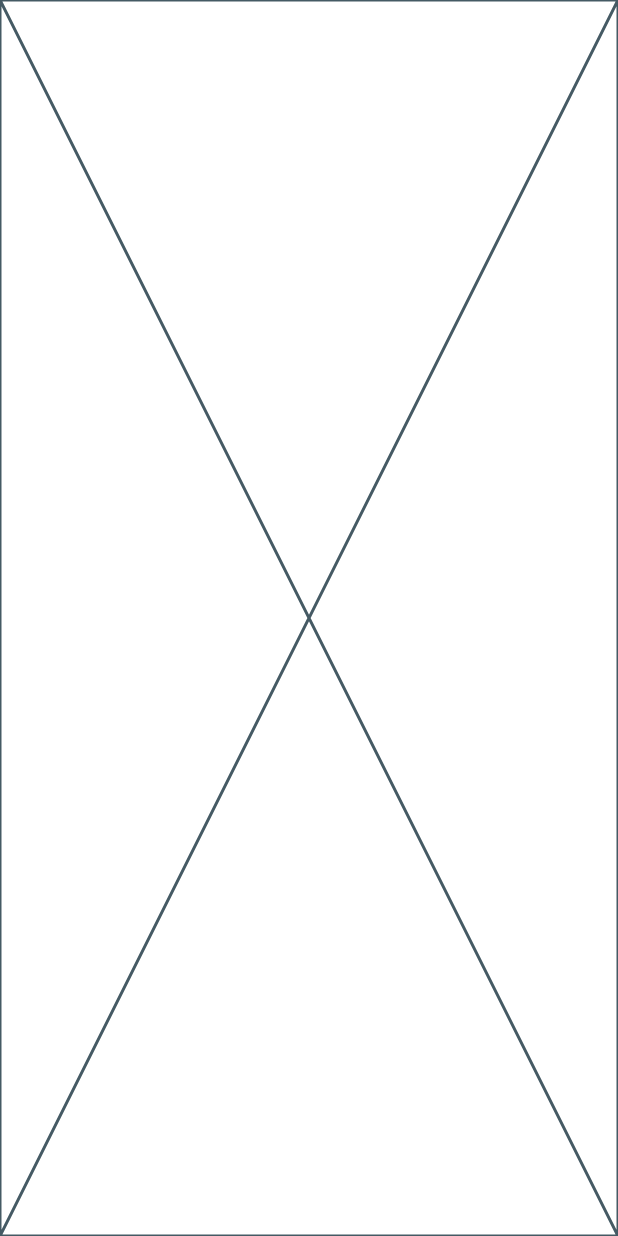
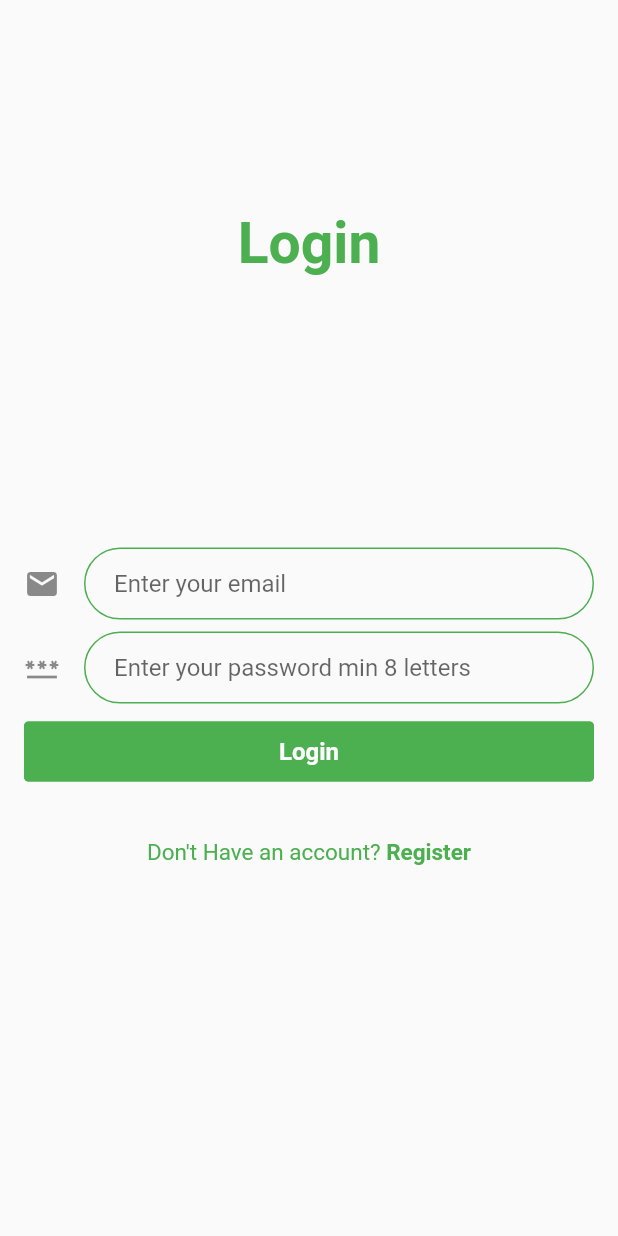
Before and after one commit to umairliaqat33/Task, a Flutter app: the screen it shows after launch, on a phone screen of 412 x 824 dp. Run offline on Flutter 3.47's test engine with Material 2 defaults, Android fonts, the phone set to English and light mode, and no system bars.

Commit message:
login and registe screen ui complete

```diff
--- a/lib/main.dart
+++ b/lib/main.dart
@@ -1,4 +1,5 @@
 import 'package:flutter/material.dart';
+import 'package:task/views/login/login_screen.dart';
 
 void main(List<String> args) {
   runApp(const MyApp());
@@ -9,6 +10,9 @@ class MyApp extends StatelessWidget {
 
   @override
   Widget build(BuildContext context) {
-    return const Placeholder();
+    return const MaterialApp(
+      debugShowCheckedModeBanner: false,
+      home: LoginScreen(),
+    );
   }
 }
--- /dev/null
+++ b/lib/utils/validators.dart
@@ -0,0 +1,22 @@
+class Validators {
+  static String? emailValidator(String? value) {
+    if (value!.isEmpty) {
+      return "Email required";
+    } else if (!RegExp("^[a-zA-Z0-9+_.-]+@[a-zA-Z0-9.-]+.[a-z]")
+        .hasMatch(value)) {
+      return "Enter a valid email";
+    } else {
+      return null;
+    }
+  }
+
+  static String? passwordValidator(String? value) {
+    if (value!.isEmpty) {
+      return "Password required";
+    } else if (value.length < 8) {
+      return "Minimum 8 character required in password";
+    } else {
+      return null;
+    }
+  }
+}
--- /dev/null
+++ b/lib/views/login/login_screen.dart
@@ -0,0 +1,107 @@
+import 'package:flutter/material.dart';
+import 'package:task/utils/validators.dart';
+import 'package:task/views/registration/register_screen.dart';
+import 'package:task/views/widgets/custom_button.dart';
+import 'package:task/views/widgets/text_field.dart';
+
+class LoginScreen extends StatefulWidget {
+  const LoginScreen({super.key});
+
+  @override
+  State<LoginScreen> createState() => _LoginScreenState();
+}
+
+class _LoginScreenState extends State<LoginScreen> {
+  final emailController = TextEditingController();
+  final passController = TextEditingController();
+  final _formKey = GlobalKey<FormState>();
+  @override
+  Widget build(BuildContext context) {
+    return Scaffold(
+      body: Padding(
+        padding: const EdgeInsets.only(
+          left: 16,
+          right: 16,
+        ),
+        child: SizedBox(
+          width: double.infinity,
+          child: Form(
+            key: _formKey,
+            child: Column(
+              mainAxisAlignment: MainAxisAlignment.start,
+              crossAxisAlignment: CrossAxisAlignment.center,
+              children: [
+                const Padding(
+                  padding: EdgeInsets.only(top: 140, bottom: 180),
+                  child: Text(
+                    "Login",
+                    style: TextStyle(
+                      fontSize: 38,
+                      fontWeight: FontWeight.bold,
+                      color: Colors.green,
+                    ),
+                  ),
+                ),
+                TextFieldWidget(
+                  textController: emailController,
+                  hintText: "Enter your email",
+                  validator: (value) => Validators.emailValidator(value),
+                  icon: Icons.email,
+                ),
+                const SizedBox(height: 8),
+                TextFieldWidget(
+                  textController: emailController,
+                  hintText: "Enter your password min 8 letters",
+                  validator: (value) => Validators.passwordValidator(value),
+                  icon: Icons.password,
+                ),
+                const SizedBox(height: 8),
+                CustomButton(
+                  text: "Login",
+                  onTap: () {},
+                ),
+                Padding(
+                    padding: const EdgeInsets.only(
+                      top: 34,
+                      bottom: 19,
+                    ),
+                    child: Row(
+                      mainAxisAlignment: MainAxisAlignment.center,
+                      children: [
+                        const Text(
+                          'Don\'t Have an account? ',
+                          style: TextStyle(
+                            fontWeight: FontWeight.w400,
+                            fontSize: 15,
+                            color: Colors.green,
+                          ),
+                        ),
+                        GestureDetector(
+                          onTap: () {
+                            Navigator.pushReplacement(
+                              context,
+                              MaterialPageRoute(
+                                builder: (context) =>
+                                    const RegsitrationScreen(),
+                              ),
+                            );
+                          },
+                          child: const Text(
+                            'Register',
+                            style: TextStyle(
+                              fontWeight: FontWeight.bold,
+                              fontSize: 15,
+                              color: Colors.green,
+                            ),
+                          ),
+                        ),
+                      ],
+                    )),
+              ],
+            ),
+          ),
+        ),
+      ),
+    );
+  }
+}
--- /dev/null
+++ b/lib/views/widgets/custom_button.dart
@@ -0,0 +1,52 @@
+import 'package:flutter/material.dart';
+
+class CustomButton extends StatelessWidget {
+  final String text;
+  final Function onTap;
+  final Color color;
+  final Color textColor;
+  final bool isEnabled;
+  final bool isBorderEnabled;
+
+  const CustomButton({
+    Key? key,
+    required this.text,
+    required this.onTap,
+    this.color = Colors.green,
+    this.textColor = Colors.white,
+    this.isEnabled = true,
+    this.isBorderEnabled = true,
+  }) : super(key: key);
+
+  @override
+  Widget build(BuildContext context) {
+    return ElevatedButton(
+      onPressed: isEnabled ? () => onTap() : null,
+      style: ElevatedButton.styleFrom(
+        shadowColor: Colors.transparent,
+        backgroundColor: color,
+        shape: isEnabled
+            ? RoundedRectangleBorder(
+                side: BorderSide(
+                    color: isBorderEnabled ? Colors.green : Colors.transparent),
+                borderRadius: const BorderRadius.all(
+                  Radius.circular(3),
+                ),
+              )
+            : null,
+        minimumSize: const Size(
+          double.infinity,
+          (40),
+        ),
+      ),
+      child: Text(
+        text,
+        style: TextStyle(
+          color: textColor,
+          fontWeight: FontWeight.w600,
+          fontSize: 16,
+        ),
+      ),
+    );
+  }
+}
--- /dev/null
+++ b/lib/views/widgets/text_field.dart
@@ -0,0 +1,42 @@
+import 'package:flutter/material.dart';
+
+class TextFieldWidget extends StatelessWidget {
+  final TextEditingController textController;
+  final String hintText;
+  final String? Function(dynamic) validator;
+  final IconData icon;
+
+  const TextFieldWidget({
+    super.key,
+    required this.textController,
+    required this.hintText,
+    required this.validator,
+    required this.icon,
+  });
+
+  @override
+  Widget build(BuildContext context) {
+    return TextFormField(
+      controller: textController,
+      validator: validator,
+      textAlign: TextAlign.start,
+      decoration: InputDecoration(
+        contentPadding:
+            const EdgeInsets.symmetric(vertical: 10.0, horizontal: 20.0),
+        border: const OutlineInputBorder(
+          borderRadius: BorderRadius.all(Radius.circular(32.0)),
+        ),
+        enabledBorder: const OutlineInputBorder(
+          borderSide: BorderSide(color: Colors.green, width: 1.0),
+          borderRadius: BorderRadius.all(Radius.circular(32.0)),
+        ),
+        focusedBorder: const OutlineInputBorder(
+          borderSide: BorderSide(color: Colors.green, width: 2.0),
+          borderRadius: BorderRadius.all(Radius.circular(32.0)),
+        ),
+        hintText: hintText,
+        icon: Icon(icon),
+      ),
+    );
+  }
+}
--- a/pubspec.yaml
+++ b/pubspec.yaml
@@ -36,7 +36,6 @@ dependencies:
   # Use with the CupertinoIcons class for iOS style icons.
   cupertino_icons: ^1.0.2
   firebase_auth: ^4.8.0
-  build_runner: ^2.4.6
   json_annotation: ^4.8.1
   cloud_firestore: ^4.9.0
   firebase_core: ^2.15.1
@@ -53,6 +52,8 @@ dev_dependencies:
   # package. See that file for information about deactivating specific lint
   # rules and activating additional ones.
   flutter_lints: ^2.0.0
+  build_runner: ^2.4.6
+  json_serializable: ^6.7.1
 
 # For information on the generic Dart part of this file, see the
 # following page: https://dart.dev/tools/pub/pubspec
```
Also changed, not shown: lib/views/registration/register_screen.dart (added, +106 -0 lines), pubspec.lock, 3 other files.
